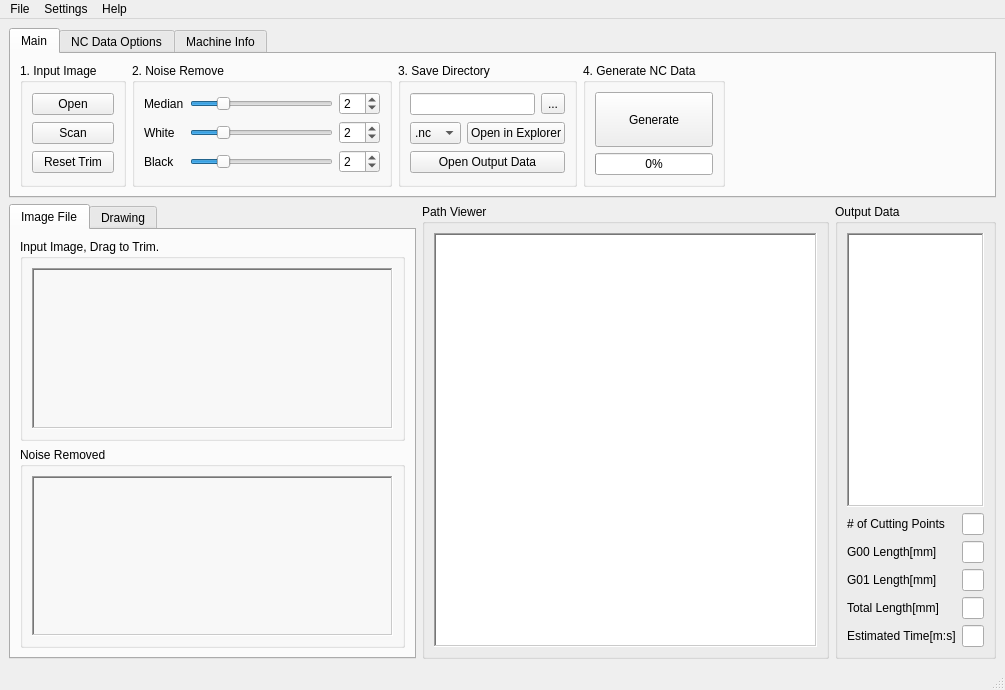
Old version of the form mainwindow.ui in the repository okmtkn/Pic2NC.
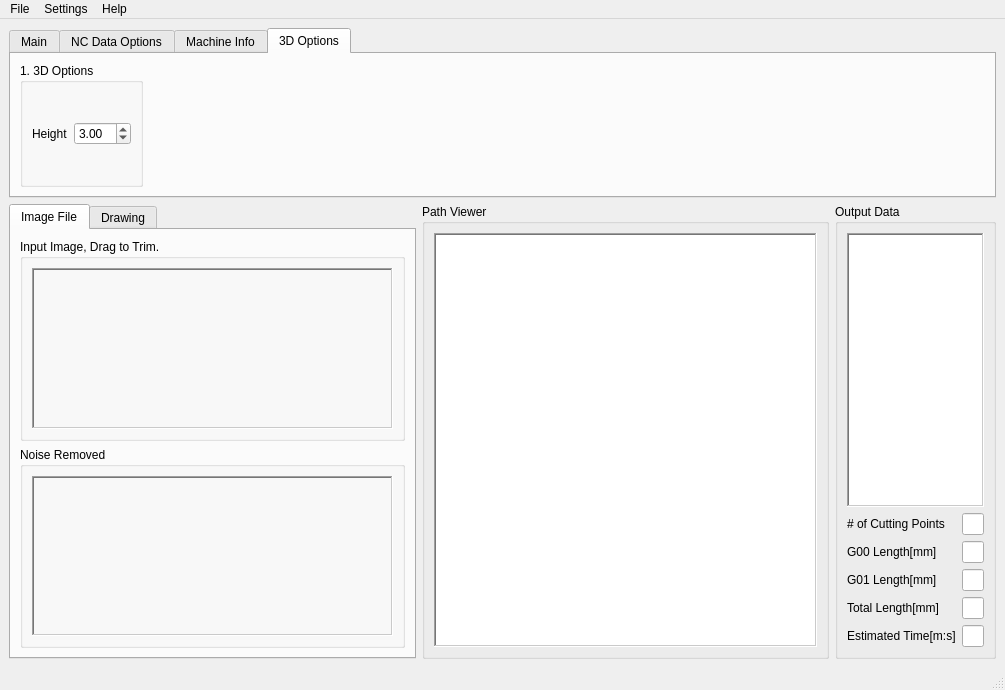
New version of the form. The open tabs and pages were chosen to show the change.

Diff of the .ui file:
```diff
--- a/mainwindow.ui
+++ b/mainwindow.ui
@@ -838,6 +838,49 @@
         </item>
        </layout>
       </widget>
+      <widget class="QWidget" name="tab_4">
+       <attribute name="title">
+        <string>3D Options</string>
+       </attribute>
+       <layout class="QHBoxLayout" name="horizontalLayout_9">
+        <item>
+         <widget class="QGroupBox" name="groupBox_10">
+          <property name="title">
+           <string>1. 3D Options</string>
+          </property>
+          <layout class="QHBoxLayout" name="horizontalLayout_8">
+           <item>
+            <widget class="QLabel" name="label_18">
+             <property name="text">
+              <string>Height</string>
+             </property>
+            </widget>
+           </item>
+           <item>
+            <widget class="QDoubleSpinBox" name="doubleSpinBox_StlHeight">
+             <property name="value">
+              <double>3.000000000000000</double>
+             </property>
+            </widget>
+           </item>
+          </layout>
+         </widget>
+        </item>
+        <item>
+         <spacer name="horizontalSpacer_4">
+          <property name="orientation">
+           <enum>Qt::Horizontal</enum>
+          </property>
+          <property name="sizeHint" stdset="0">
+           <size>
+            <width>836</width>
+            <height>20</height>
+           </size>
+          </property>
+         </spacer>
+        </item>
+       </layout>
+      </widget>
      </widget>
     </item>
     <item>
```
Left out of the diff: 5 changed lines with no effect on the pictures.
